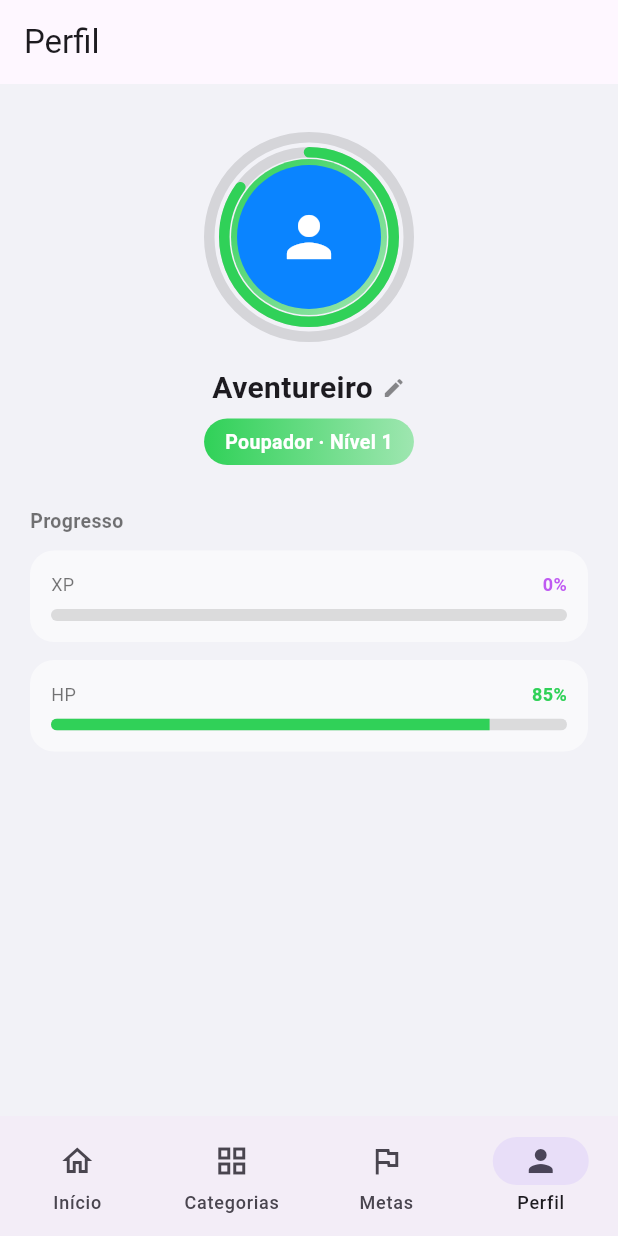
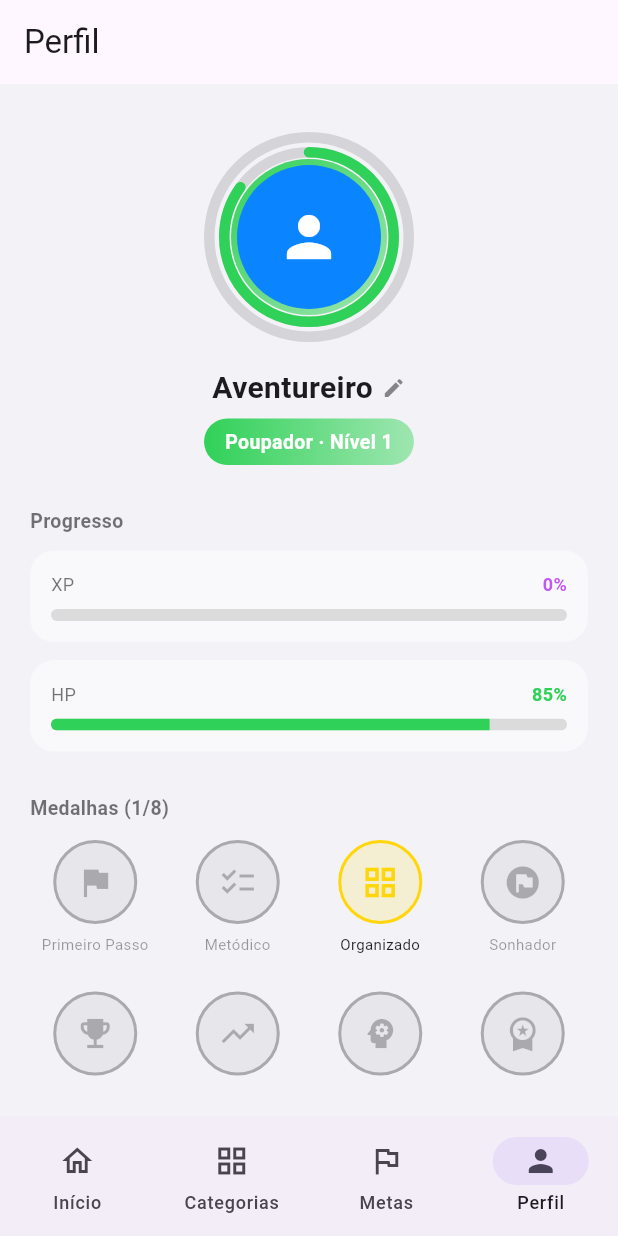
Before and after one commit to thybiagio/finquest, a Flutter app: the screen it shows after launch, item 4 of the bottom bar chosen, on a phone screen of 412 x 824 dp. Run offline on Flutter 3.47's test engine with Material 3 defaults, Android fonts, the phone set to English and light mode, and no system bars.

Commit message:
Sistemas de medalhas por diferentes marcos

```diff
--- a/lib/main.dart
+++ b/lib/main.dart
@@ -1,6 +1,7 @@
 import 'package:flutter/material.dart';
 import 'models/categoria.dart';
 import 'models/transacao.dart';
+import 'models/medalha.dart';
 import 'screens/home_content.dart';
 import 'screens/categorias_content.dart';
 import 'screens/metas_content.dart';
@@ -266,6 +267,13 @@ class _AppShellState extends State<AppShell> {
         xpPercentual: _xpPercentual,
         hpPercentual: _hpPercentual,
         onEditarNome: _editarNome,
+        medalhas: calcularMedalhas(
+          transacoesCount: _transacoes.length,
+          categoriasCount: _categorias.length,
+          metasCount: _metas.length,
+          metasConcluidasCount: _metas.where((m) => m.concluida).length,
+          nivel: _nivel,
+        ),
       ),
     ];
 
--- /dev/null
+++ b/lib/models/medalha.dart
@@ -0,0 +1,74 @@
+import 'package:flutter/material.dart';
+
+class Medalha {
+  const Medalha({
+    required this.nome,
+    required this.descricao,
+    required this.icone,
+    required this.desbloqueada,
+  });
+
+  final String nome;
+  final String descricao;
+  final IconData icone;
+  final bool desbloqueada;
+}
+
+List<Medalha> calcularMedalhas({
+  required int transacoesCount,
+  required int categoriasCount,
+  required int metasCount,
+  required int metasConcluidasCount,
+  required int nivel,
+}) {
+  return [
+    Medalha(
+      nome: 'Primeiro Passo',
+      descricao: 'Registre sua primeira transação',
+      icone: Icons.flag,
+      desbloqueada: transacoesCount >= 1,
+    ),
+    Medalha(
+      nome: 'Metódico',
+      descricao: 'Registre 10 transações',
+      icone: Icons.checklist,
+      desbloqueada: transacoesCount >= 10,
+    ),
+    Medalha(
+      nome: 'Organizado',
+      descricao: 'Crie sua primeira categoria',
+      icone: Icons.grid_view,
+      desbloqueada: categoriasCount >= 1,
+    ),
+    Medalha(
+      nome: 'Sonhador',
+      descricao: 'Crie sua primeira meta',
+      icone: Icons.flag_circle,
+      desbloqueada: metasCount >= 1,
+    ),
+    Medalha(
+      nome: 'Meta Batida',
+      descricao: 'Conclua uma meta',
+      icone: Icons.emoji_events,
+      desbloqueada: metasConcluidasCount >= 1,
+    ),
+    Medalha(
+      nome: 'Investidor',
+      descricao: 'Alcance o nível 10',
+      icone: Icons.trending_up,
+      desbloqueada: nivel >= 10,
+    ),
+    Medalha(
+      nome: 'Estrategista',
+      descricao: 'Alcance o nível 25',
+      icone: Icons.psychology,
+      desbloqueada: nivel >= 25,
+    ),
+    Medalha(
+      nome: 'Lenda das Finanças',
+      descricao: 'Alcance o nível 50',
+      icone: Icons.workspace_premium,
+      desbloqueada: nivel >= 50,
+    ),
+  ];
+}
--- a/lib/screens/perfil_screen.dart
+++ b/lib/screens/perfil_screen.dart
@@ -1,6 +1,7 @@
 import 'package:flutter/material.dart';
 import '../widgets/progress_rings.dart';
 import '../models/rank.dart';
+import '../models/medalha.dart';
 
 class PerfilScreen extends StatelessWidget {
   const PerfilScreen({
@@ -10,6 +11,7 @@ class PerfilScreen extends StatelessWidget {
     required this.xpPercentual,
     required this.hpPercentual,
     required this.onEditarNome,
+    required this.medalhas,
   });
 
   final String nome;
@@ -17,6 +19,7 @@ class PerfilScreen extends StatelessWidget {
   final double xpPercentual;
   final double hpPercentual;
   final ValueChanged<String> onEditarNome;
+  final List<Medalha> medalhas;
 
   static const _corXp = Color(0xFFBF5AF2);
   static const _corHp = Color(0xFF30D158);
@@ -52,6 +55,7 @@ class PerfilScreen extends StatelessWidget {
   @override
   Widget build(BuildContext context) {
     final rank = rankParaNivel(nivel);
+    final desbloqueadas = medalhas.where((m) => m.desbloqueada).length;
 
     return Padding(
       padding: const EdgeInsets.all(20),
@@ -124,6 +128,62 @@ class PerfilScreen extends StatelessWidget {
           _BarraStat(label: 'XP', percentual: xpPercentual, cor: _corXp),
           const SizedBox(height: 12),
           _BarraStat(label: 'HP', percentual: hpPercentual, cor: _corHp),
+          const SizedBox(height: 28),
+          Text(
+            'Medalhas ($desbloqueadas/${medalhas.length})',
+            style: const TextStyle(fontSize: 13, fontWeight: FontWeight.w600, color: Colors.black54),
+          ),
+          const SizedBox(height: 12),
+          GridView.count(
+            crossAxisCount: 4,
+            shrinkWrap: true,
+            physics: const NeverScrollableScrollPhysics(),
+            mainAxisSpacing: 14,
+            crossAxisSpacing: 8,
+            children: [
+              for (final medalha in medalhas) _MedalhaBadge(medalha: medalha),
+            ],
+          ),
+        ],
+      ),
+    );
+  }
+}
+
+class _MedalhaBadge extends StatelessWidget {
+  const _MedalhaBadge({required this.medalha});
+
+  final Medalha medalha;
+
+  @override
+  Widget build(BuildContext context) {
+    final cor = medalha.desbloqueada ? const Color(0xFFFFD60A) : Colors.black26;
+    return Tooltip(
+      message: '${medalha.nome}\n${medalha.descricao}',
+      child: Column(
+        mainAxisSize: MainAxisSize.min,
+        children: [
+          Container(
+            width: 56,
+            height: 56,
+            decoration: BoxDecoration(
+              color: medalha.desbloqueada ? cor.withValues(alpha: 0.15) : Colors.black.withValues(alpha: 0.05),
+              shape: BoxShape.circle,
+              border: Border.all(color: cor, width: 2),
+            ),
+            child: Icon(medalha.icone, color: cor, size: 26),
+          ),
+          const SizedBox(height: 6),
+          Text(
+            medalha.nome,
+            textAlign: TextAlign.center,
+            style: TextStyle(
+              fontSize: 10,
+              color: medalha.desbloqueada ? Colors.black87 : Colors.black38,
+            ),
+            maxLines: 2,
+            overflow: TextOverflow.ellipsis,
+          ),
         ],
       ),
     );
```
